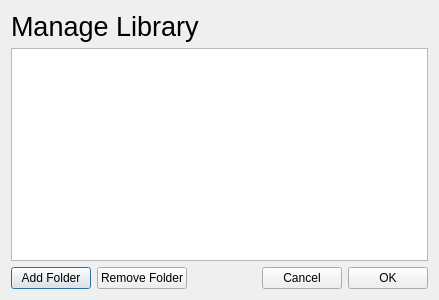
theCheeseboard/thephoto, file managelibrary.ui: the form before one commit.
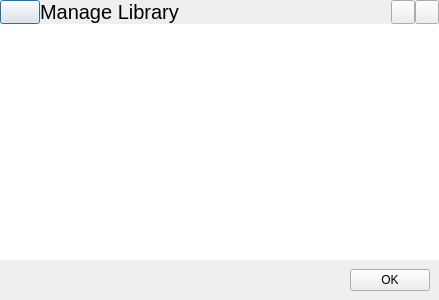
The form after the commit. Icons and pictures are not drawn.

Commit message: Update library management window

What changed in the file:
```diff
--- a/managelibrary.ui
+++ b/managelibrary.ui
@@ -14,49 +14,140 @@
    <string>Manage Library</string>
   </property>
   <layout class="QVBoxLayout" name="verticalLayout">
+   <property name="spacing">
+    <number>0</number>
+   </property>
+   <property name="leftMargin">
+    <number>0</number>
+   </property>
+   <property name="topMargin">
+    <number>0</number>
+   </property>
+   <property name="rightMargin">
+    <number>0</number>
+   </property>
+   <property name="bottomMargin">
+    <number>0</number>
+   </property>
+   <item>
+    <layout class="QHBoxLayout" name="horizontalLayout_2">
+     <property name="spacing">
+      <number>0</number>
+     </property>
+     <item>
+      <widget class="QPushButton" name="backButton">
+       <property name="sizePolicy">
+        <sizepolicy hsizetype="Preferred" vsizetype="Preferred">
+         <horstretch>0</horstretch>
+         <verstretch>0</verstretch>
+        </sizepolicy>
+       </property>
+       <property name="text">
+        <string/>
+       </property>
+       <property name="icon">
+        <iconset theme="go-previous"/>
+       </property>
+      </widget>
+     </item>
    <item>
     <widget class="QLabel" name="label_5">
+       <property name="sizePolicy">
+        <sizepolicy hsizetype="Expanding" vsizetype="Preferred">
+         <horstretch>0</horstretch>
+         <verstretch>0</verstretch>
+        </sizepolicy>
+       </property>
      <property name="font">
       <font>
-       <pointsize>20</pointsize>
+         <pointsize>15</pointsize>
       </font>
      </property>
      <property name="text">
       <string>Manage Library</string>
      </property>
+       <property name="margin">
+        <number>9</number>
+       </property>
+      </widget>
+     </item>
+     <item>
+      <widget class="QToolButton" name="addButton">
+       <property name="sizePolicy">
+        <sizepolicy hsizetype="Preferred" vsizetype="Preferred">
+         <horstretch>0</horstretch>
+         <verstretch>0</verstretch>
+        </sizepolicy>
+       </property>
+       <property name="text">
+        <string/>
+       </property>
+       <property name="icon">
+        <iconset theme="list-add" resource="icons.qrc">
+         <normaloff>:/icons/list-add.svg</normaloff>:/icons/list-add.svg</iconset>
+       </property>
+      </widget>
+     </item>
+     <item>
+      <widget class="QToolButton" name="removeButton">
+       <property name="sizePolicy">
+        <sizepolicy hsizetype="Preferred" vsizetype="Preferred">
+         <horstretch>0</horstretch>
+         <verstretch>0</verstretch>
+        </sizepolicy>
+       </property>
+       <property name="text">
+        <string/>
+       </property>
+       <property name="icon">
+        <iconset theme="list-remove" resource="icons.qrc">
+         <normaloff>:/icons/list-remove.svg</normaloff>:/icons/list-remove.svg</iconset>
+       </property>
+      </widget>
+     </item>
+    </layout>
+   </item>
+   <item>
+    <widget class="Line" name="line">
+     <property name="maximumSize">
+      <size>
+       <width>16777215</width>
+       <height>1</height>
+      </size>
+     </property>
+     <property name="orientation">
+      <enum>Qt::Horizontal</enum>
+     </property>
     </widget>
    </item>
    <item>
     <widget class="QListWidget" name="listWidget">
+     <property name="frameShape">
+      <enum>QFrame::NoFrame</enum>
+     </property>
      <property name="selectionMode">
       <enum>QAbstractItemView::MultiSelection</enum>
      </property>
     </widget>
    </item>
    <item>
-    <layout class="QHBoxLayout" name="horizontalLayout">
-     <item>
-      <widget class="QPushButton" name="pushButton_3">
-       <property name="text">
-        <string>Add Folder</string>
-       </property>
-       <property name="icon">
-        <iconset theme="list-add">
-         <normaloff>.</normaloff>.</iconset>
-       </property>
-      </widget>
-     </item>
-     <item>
-      <widget class="QPushButton" name="pushButton_4">
-       <property name="text">
-        <string>Remove Folder</string>
-       </property>
-       <property name="icon">
-        <iconset theme="remove">
-         <normaloff>.</normaloff>.</iconset>
-       </property>
-      </widget>
-     </item>
+    <widget class="QWidget" name="windowControlsMac" native="true">
+     <layout class="QHBoxLayout" name="horizontalLayout_3">
+      <property name="spacing">
+       <number>6</number>
+      </property>
+      <property name="leftMargin">
+       <number>9</number>
+      </property>
+      <property name="topMargin">
+       <number>9</number>
+      </property>
+      <property name="rightMargin">
+       <number>9</number>
+      </property>
+      <property name="bottomMargin">
+       <number>9</number>
+      </property>
      <item>
       <spacer name="horizontalSpacer">
        <property name="orientation">
@@ -70,17 +161,6 @@
        </property>
       </spacer>
      </item>
-     <item>
-      <widget class="QPushButton" name="pushButton_2">
-       <property name="text">
-        <string>Cancel</string>
-       </property>
-       <property name="icon">
-        <iconset theme="dialog-cancel">
-         <normaloff>.</normaloff>.</iconset>
-       </property>
-      </widget>
-     </item>
      <item>
       <widget class="QPushButton" name="pushButton">
        <property name="text">
@@ -93,6 +173,7 @@
       </widget>
      </item>
     </layout>
+    </widget>
    </item>
   </layout>
  </widget>
```
Left out of the diff: 27 changed lines with no effect on the pictures. Lines whose indentation alone changed are shown as unchanged. The commit also changes 181 other files.
